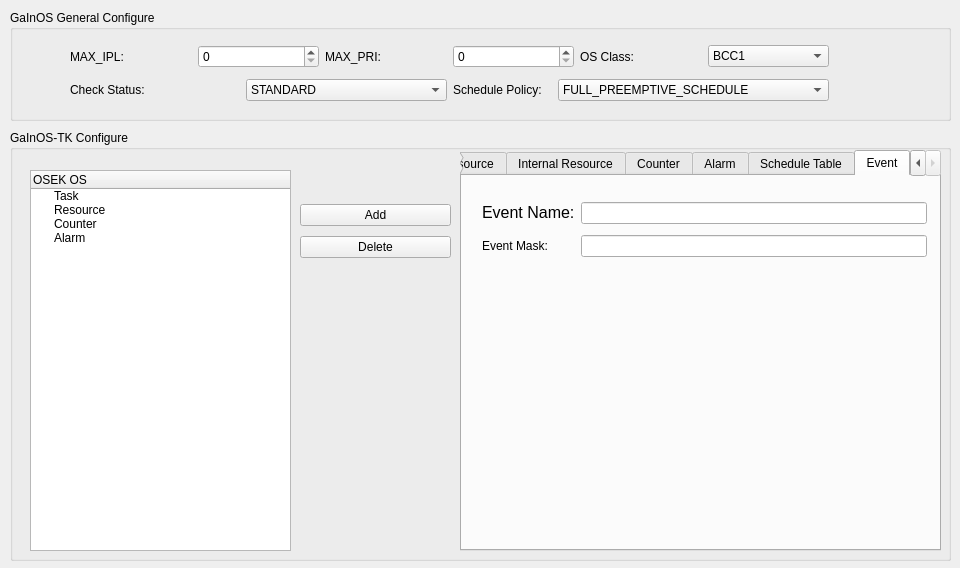
First picture: the form in tool/gainos-studio/ui/forms/cd_gainos_tk_os.ui, repository parai/gainos-tk, before the edit.
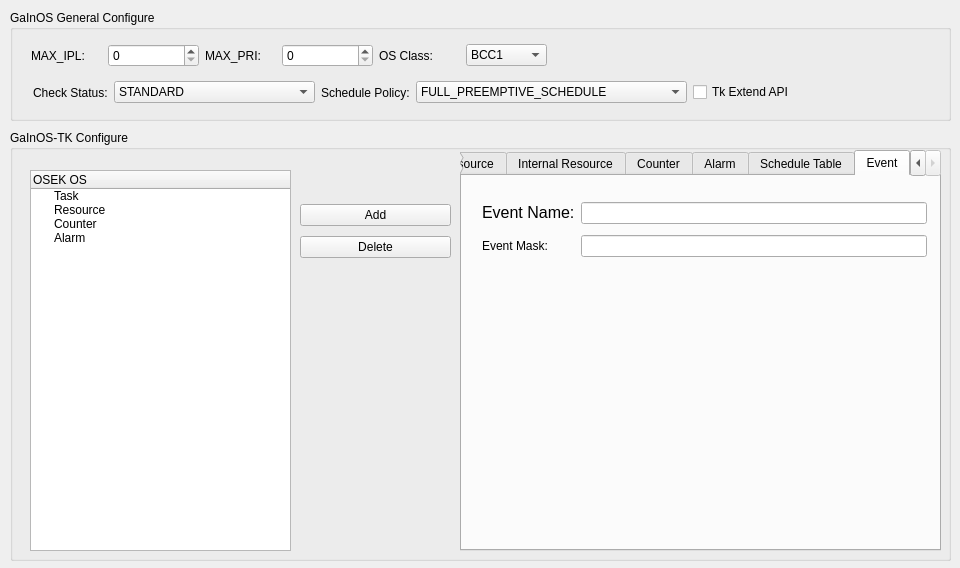
Second picture: the form after the edit.

Diff of the .ui file:
```diff
--- a/tool/gainos-studio/ui/forms/cd_gainos_tk_os.ui
+++ b/tool/gainos-studio/ui/forms/cd_gainos_tk_os.ui
@@ -34,14 +34,12 @@
    <widget class="QWidget" name="layoutWidget">
     <property name="geometry">
      <rect>
-      <x>60</x>
-      <y>30</y>
-      <width>759</width>
-      <height>66</height>
+      <x>21</x>
+      <y>31</y>
+      <width>516</width>
+      <height>29</height>
      </rect>
     </property>
-    <layout class="QVBoxLayout" name="verticalLayout_2">
-     <item>
       <layout class="QHBoxLayout" name="horizontalLayout_4">
        <item>
         <layout class="QHBoxLayout" name="horizontalLayout">
@@ -143,8 +141,16 @@
         </layout>
        </item>
       </layout>
-     </item>
-     <item>
+   </widget>
+   <widget class="QWidget" name="layoutWidget">
+    <property name="geometry">
+     <rect>
+      <x>23</x>
+      <y>68</y>
+      <width>903</width>
+      <height>29</height>
+     </rect>
+    </property>
       <layout class="QHBoxLayout" name="horizontalLayout_8">
        <item>
         <layout class="QHBoxLayout" name="horizontalLayout_5">
@@ -225,7 +231,19 @@
          </item>
         </layout>
        </item>
-      </layout>
+     <item>
+      <widget class="QCheckBox" name="cbxTkExtend">
+       <property name="toolTip">
+        <string>&lt;!DOCTYPE HTML PUBLIC &quot;-//W3C//DTD HTML 4.0//EN&quot; &quot;http://www.w3.org/TR/REC-html40/strict.dtd&quot;&gt;
+&lt;html&gt;&lt;head&gt;&lt;meta name=&quot;qrichtext&quot; content=&quot;1&quot; /&gt;&lt;style type=&quot;text/css&quot;&gt;
+p, li { white-space: pre-wrap; }
+&lt;/style&gt;&lt;/head&gt;&lt;body style=&quot; font-family:'Consolas'; font-size:12pt; font-weight:400; font-style:normal;&quot;&gt;
+&lt;p style=&quot; margin-top:0px; margin-bottom:0px; margin-left:0px; margin-right:0px; -qt-block-indent:0; text-indent:0px;&quot;&gt;when on,the tk extend api(SleepTask &amp;amp; WakeUpTask) can be used.&lt;/p&gt;&lt;/body&gt;&lt;/html&gt;</string>
+       </property>
+       <property name="text">
+        <string>Tk Extend API</string>
+       </property>
+      </widget>
      </item>
     </layout>
    </widget>
```
Left out of the diff: 9 changed lines with no effect on the pictures. Lines whose indentation alone changed are shown as unchanged.
